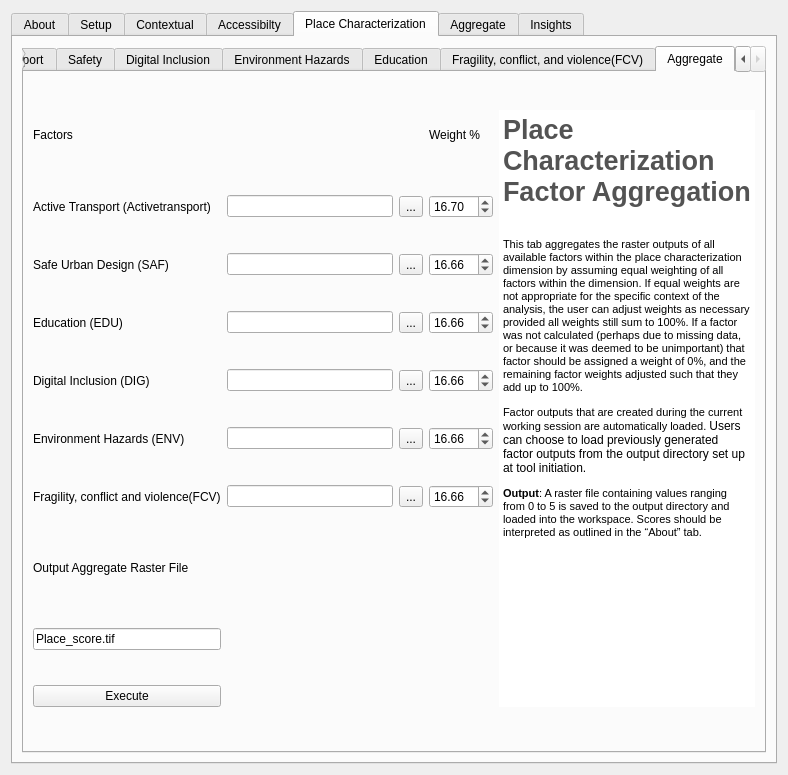
Above: gender_indicator_tool/gender_indicator_tool_dialog_base.ui from worldbank/GEEST before the change. Below: the same form after it.
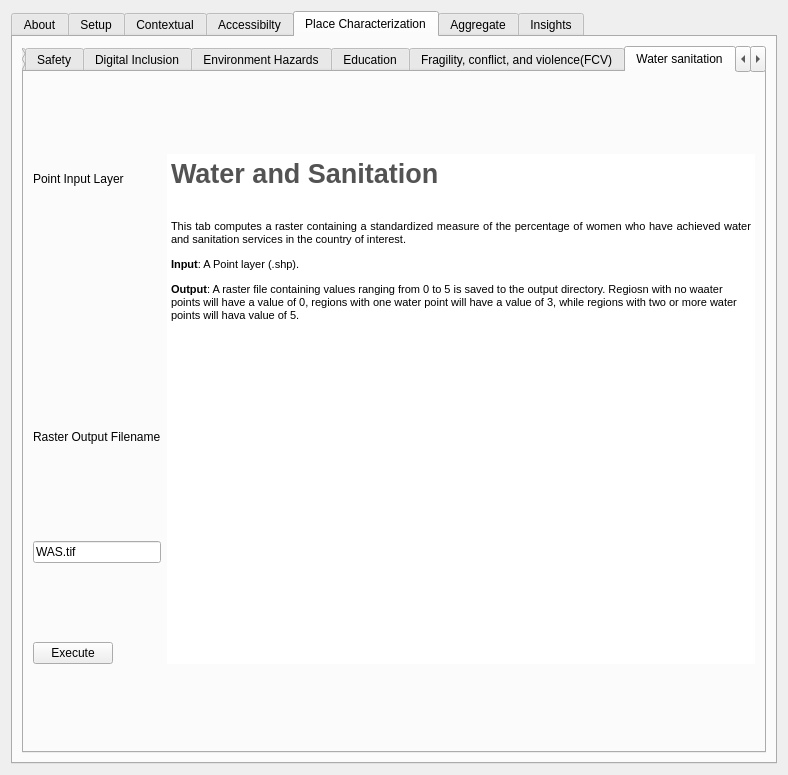
That is the form after the change. The open tabs and pages were chosen to show the change. Custom widgets are drawn as their Qt base class.

Commit message: Added Water and Sanitation factor

Diff of the .ui file:
```diff
--- a/gender_indicator_tool/gender_indicator_tool_dialog_base.ui
+++ b/gender_indicator_tool/gender_indicator_tool_dialog_base.ui
@@ -2972,6 +2972,118 @@
            </item>
           </layout>
          </widget>
+         <widget class="QWidget" name="tab_4">
+          <attribute name="title">
+           <string>Water sanitation</string>
+          </attribute>
+          <layout class="QGridLayout" name="gridLayout_29">
+           <item row="0" column="0" colspan="2">
+            <widget class="QLabel" name="label_89">
+             <property name="maximumSize">
+              <size>
+               <width>16777215</width>
+               <height>50</height>
+              </size>
+             </property>
+             <property name="text">
+              <string>Point Input Layer</string>
+             </property>
+            </widget>
+           </item>
+           <item row="0" column="2" rowspan="5">
+            <widget class="QTextEdit" name="textEdit_48">
+             <property name="enabled">
+              <bool>true</bool>
+             </property>
+             <property name="maximumSize">
+              <size>
+               <width>1000</width>
+               <height>1000</height>
+              </size>
+             </property>
+             <property name="frameShape">
+              <enum>QFrame::NoFrame</enum>
+             </property>
+             <property name="readOnly">
+              <bool>true</bool>
+             </property>
+             <property name="html">
+              <string>&lt;!DOCTYPE HTML PUBLIC &quot;-//W3C//DTD HTML 4.0//EN&quot; &quot;http://www.w3.org/TR/REC-html40/strict.dtd&quot;&gt;
+&lt;html&gt;&lt;head&gt;&lt;meta name=&quot;qrichtext&quot; content=&quot;1&quot; /&gt;&lt;style type=&quot;text/css&quot;&gt;
+p, li { white-space: pre-wrap; }
+&lt;/style&gt;&lt;/head&gt;&lt;body style=&quot; font-family:'Noto Sans'; font-size:10pt; font-weight:400; font-style:normal;&quot;&gt;
+&lt;p align=&quot;justify&quot; style=&quot; margin-top:0px; margin-bottom:0px; margin-left:0px; margin-right:0px; -qt-block-indent:0; text-indent:0px;&quot;&gt;&lt;span style=&quot; font-family:'MS Shell Dlg 2'; font-size:20pt; font-weight:600; color:#535353;&quot;&gt;Water and Sanitation&lt;/span&gt;&lt;/p&gt;
+&lt;p align=&quot;justify&quot; style=&quot;-qt-paragraph-type:empty; margin-top:0px; margin-bottom:0px; margin-left:0px; margin-right:0px; -qt-block-indent:0; text-indent:0px; font-family:'MS Shell Dlg 2'; font-size:20pt; font-weight:600; color:#535353;&quot;&gt;&lt;br /&gt;&lt;/p&gt;
+&lt;p align=&quot;justify&quot; style=&quot; margin-top:0px; margin-bottom:0px; margin-left:0px; margin-right:0px; -qt-block-indent:0; text-indent:0px;&quot;&gt;&lt;span style=&quot; font-family:'MS Shell Dlg 2'; font-size:8pt;&quot;&gt;This tab computes a raster containing a standardized measure of the percentage of women who have achieved water and sanitation services in the country of interest.   &lt;/span&gt;&lt;/p&gt;
+&lt;p style=&quot; margin-top:12px; margin-bottom:12px; margin-left:0px; margin-right:0px; -qt-block-indent:0; text-indent:0px;&quot;&gt;&lt;a name=&quot;_Hlk146891458&quot;&gt;&lt;/a&gt;&lt;span style=&quot; font-family:'MS Shell Dlg 2'; font-size:8pt; font-weight:600;&quot;&gt;I&lt;/span&gt;&lt;span style=&quot; font-family:'MS Shell Dlg 2'; font-size:8pt; font-weight:600;&quot;&gt;nput&lt;/span&gt;&lt;span style=&quot; font-family:'MS Shell Dlg 2'; font-size:8pt;&quot;&gt;: A Point layer (.shp).&lt;/span&gt;&lt;/p&gt;
+&lt;p style=&quot; margin-top:12px; margin-bottom:12px; margin-left:0px; margin-right:0px; -qt-block-indent:0; text-indent:0px;&quot;&gt;&lt;span style=&quot; font-family:'MS Shell Dlg 2'; font-size:8pt; font-weight:600;&quot;&gt;Output&lt;/span&gt;&lt;span style=&quot; font-family:'MS Shell Dlg 2'; font-size:8pt;&quot;&gt;: A raster file containing values ranging from 0 to 5 is saved to the output directory. Regiosn with no waater points will have a value of 0, regions with one water point will have a value of 3, while regions with two or more water points will hava value of 5.&lt;/span&gt;&lt;/p&gt;&lt;/body&gt;&lt;/html&gt;</string>
+             </property>
+            </widget>
+           </item>
+           <item row="1" column="0" colspan="2">
+            <widget class="QgsFileWidget" name="WAS_Input_Field" native="true">
+             <property name="sizePolicy">
+              <sizepolicy hsizetype="Preferred" vsizetype="Fixed">
+               <horstretch>0</horstretch>
+               <verstretch>0</verstretch>
+              </sizepolicy>
+             </property>
+             <property name="maximumSize">
+              <size>
+               <width>16777215</width>
+               <height>50</height>
+              </size>
+             </property>
+             <property name="toolTip">
+              <string>&lt;html&gt;&lt;head/&gt;&lt;body&gt;&lt;p&gt;&lt;span style=&quot; font-weight:600;&quot;&gt;Education Facility Point Layer&lt;/span&gt;&lt;/p&gt;&lt;/body&gt;&lt;/html&gt;</string>
+             </property>
+            </widget>
+           </item>
+           <item row="2" column="0" colspan="2">
+            <widget class="QLabel" name="label_91">
+             <property name="maximumSize">
+              <size>
+               <width>16777215</width>
+               <height>50</height>
+              </size>
+             </property>
+             <property name="text">
+              <string>Raster Output Filename</string>
+             </property>
+            </widget>
+           </item>
+           <item row="3" column="0" colspan="2">
+            <widget class="QgsFilterLineEdit" name="WAS_Output_Field">
+             <property name="toolTip">
+              <string>&lt;html&gt;&lt;head/&gt;&lt;body&gt;&lt;p&gt;&lt;span style=&quot; font-weight:600;&quot;&gt;Standardized Raster Output&lt;/span&gt;&lt;/p&gt;&lt;/body&gt;&lt;/html&gt;</string>
+             </property>
+             <property name="text">
+              <string>WAS.tif</string>
+             </property>
+             <property name="qgisRelation" stdset="0">
+              <string notr="true"/>
+             </property>
+            </widget>
+           </item>
+           <item row="4" column="0">
+            <widget class="QPushButton" name="WAS_Execute_PB">
+             <property name="toolTip">
+              <string>&lt;html&gt;&lt;head/&gt;&lt;body&gt;&lt;p&gt;&lt;span style=&quot; font-weight:600;&quot;&gt;Geoprocessiong Execution&lt;/span&gt;&lt;/p&gt;&lt;/body&gt;&lt;/html&gt;</string>
+             </property>
+             <property name="text">
+              <string>Execute</string>
+             </property>
+            </widget>
+           </item>
+           <item row="4" column="1">
+            <widget class="QLabel" name="WAS_status">
+             <property name="text">
+              <string/>
+             </property>
+            </widget>
+           </item>
+          </layout>
+         </widget>
          <widget class="QWidget" name="tab_30">
           <attribute name="title">
            <string>Aggregate</string>
@@ -3003,30 +3115,6 @@
              </property>
             </widget>
            </item>
-           <item row="0" column="4" rowspan="10">
-            <widget class="QTextEdit" name="textEdit_33">
-             <property name="enabled">
-              <bool>true</bool>
-             </property>
-             <property name="frameShape">
-              <enum>QFrame::NoFrame</enum>
-             </property>
-             <property name="readOnly">
-              <bool>true</bool>
-             </property>
-             <property name="html">
-              <string>&lt;!DOCTYPE HTML PUBLIC &quot;-//W3C//DTD HTML 4.0//EN&quot; &quot;http://www.w3.org/TR/REC-html40/strict.dtd&quot;&gt;
-&lt;html&gt;&lt;head&gt;&lt;meta name=&quot;qrichtext&quot; content=&quot;1&quot; /&gt;&lt;style type=&quot;text/css&quot;&gt;
-p, li { white-space: pre-wrap; }
-&lt;/style&gt;&lt;/head&gt;&lt;body style=&quot; font-family:'MS Shell Dlg 2'; font-size:8.25pt; font-weight:400; font-style:normal;&quot;&gt;
-&lt;p style=&quot; margin-top:0px; margin-bottom:0px; margin-left:0px; margin-right:0px; -qt-block-indent:0; text-indent:0px;&quot;&gt;&lt;span style=&quot; font-size:20pt; font-weight:600; color:#535353;&quot;&gt;Place Characterization Factor Aggregation &lt;/span&gt;&lt;/p&gt;
-&lt;p style=&quot;-qt-paragraph-type:empty; margin-top:0px; margin-bottom:0px; margin-left:0px; margin-right:0px; -qt-block-indent:0; text-indent:0px; font-size:20pt; font-weight:600; color:#535353;&quot;&gt;&lt;br /&gt;&lt;/p&gt;
-&lt;p style=&quot; margin-top:0px; margin-bottom:0px; margin-left:0px; margin-right:0px; -qt-block-indent:0; text-indent:0px;&quot;&gt;&lt;span style=&quot; font-size:8pt;&quot;&gt;This tab aggregates the raster outputs of all available factors within the place characterization dimension by assuming equal weighting of all factors within the dimension. If equal weights are not appropriate for the specific context of the analysis, the user can adjust weights as necessary provided all weights still sum to 100%. If a factor was not calculated (perhaps due to missing data, or because it was deemed to be unimportant) that factor should be assigned a weight of 0%, and the remaining factor weights adjusted such that they add up to 100%. &lt;/span&gt;&lt;/p&gt;
-&lt;p style=&quot; margin-top:12px; margin-bottom:12px; margin-left:0px; margin-right:0px; -qt-block-indent:0; text-indent:0px;&quot;&gt;&lt;span style=&quot; font-size:8pt;&quot;&gt;Factor outputs that are created during the current working session are automatically loaded. &lt;/span&gt;&lt;span style=&quot; font-family:'Calibri','sans-serif'; font-size:9pt;&quot;&gt;Users can choose to load previously generated factor outputs from the output directory set up at tool initiation.&lt;/span&gt;&lt;span style=&quot; font-size:9pt;&quot;&gt; &lt;/span&gt;&lt;/p&gt;
-&lt;p style=&quot; margin-top:12px; margin-bottom:12px; margin-left:0px; margin-right:0px; -qt-block-indent:0; text-indent:0px;&quot;&gt;&lt;span style=&quot; font-family:'Calibri','sans-serif'; font-size:8pt; font-weight:600;&quot;&gt;Output&lt;/span&gt;&lt;span style=&quot; font-family:'Calibri','sans-serif'; font-size:8pt;&quot;&gt;: &lt;/span&gt;&lt;span style=&quot; font-size:8pt;&quot;&gt;A raster file containing values ranging from 0 to 5 is saved to the output directory and loaded into the workspace. Scores should be interpreted as outlined in the “About” tab.&lt;/span&gt;&lt;span style=&quot; font-size:7.8pt;&quot;&gt; &lt;/span&gt;&lt;/p&gt;&lt;/body&gt;&lt;/html&gt;</string>
-             </property>
-            </widget>
-           </item>
            <item row="1" column="0">
             <widget class="QLabel" name="label_101">
              <property name="text">
@@ -3054,7 +3142,7 @@
               <double>100.000000000000000</double>
              </property>
              <property name="value">
-              <double>16.699999999999999</double>
+              <double>14.300000000000001</double>
              </property>
             </widget>
            </item>
@@ -3085,7 +3173,7 @@
               <double>100.000000000000000</double>
              </property>
              <property name="value">
-              <double>16.660000000000000</double>
+              <double>14.300000000000001</double>
              </property>
             </widget>
            </item>
@@ -3116,7 +3204,7 @@
               <double>100.000000000000000</double>
              </property>
              <property name="value">
-              <double>16.660000000000000</double>
+              <double>14.300000000000001</double>
              </property>
             </widget>
            </item>
@@ -3147,7 +3235,7 @@
               <double>100.000000000000000</double>
              </property>
              <property name="value">
-              <double>16.660000000000000</double>
+              <double>14.300000000000001</double>
              </property>
             </widget>
            </item>
@@ -3178,14 +3266,14 @@
               <double>100.000000000000000</double>
              </property>
              <property name="value">
-              <double>16.660000000000000</double>
+              <double>14.300000000000001</double>
              </property>
             </widget>
            </item>
            <item row="6" column="0">
             <widget class="QLabel" name="label_151">
              <property name="text">
-              <string>Fragility, conflict and violence(FCV)</string>
+              <string>Fragility, conflict and violence (FCV)</string>
              </property>
             </widget>
            </item>
@@ -3209,11 +3297,45 @@
               <double>100.000000000000000</double>
              </property>
              <property name="value">
-              <double>16.660000000000000</double>
+              <double>14.300000000000001</double>
              </property>
             </widget>
            </item>
-           <item row="7" column="0" colspan="2">
+           <item row="7" column="0">
+            <widget class="QLabel" name="label_154">
+             <property name="text">
+              <string>Water and Sanitation (WAS)</string>
+             </property>
+            </widget>
+           </item>
+           <item row="7" column="1">
+            <widget class="QgsFilterLineEdit" name="WAS_Aggregate_Field">
+             <property name="text">
+              <string/>
+             </property>
+             <property name="qgisRelation" stdset="0">
+              <string notr="true"/>
+             </property>
+            </widget>
+           </item>
+           <item row="7" column="2">
+            <widget class="QToolButton" name="WAS_Aggregate_TB">
+             <property name="text">
+              <string>...</string>
+             </property>
+            </widget>
+           </item>
+           <item row="7" column="3">
+            <widget class="QDoubleSpinBox" name="WAS_Aggregate_SB">
+             <property name="maximum">
+              <double>100.000000000000000</double>
+             </property>
+             <property name="value">
+              <double>14.199999999999999</double>
+             </property>
+            </widget>
+           </item>
+           <item row="8" column="0">
             <widget class="QLabel" name="label_98">
              <property name="maximumSize">
               <size>
@@ -3226,7 +3348,7 @@
              </property>
             </widget>
            </item>
-           <item row="8" column="0">
+           <item row="9" column="0">
             <widget class="QgsFilterLineEdit" name="PlaceCharacterization_AggregateOutput_Field">
              <property name="text">
               <string>Place_score.tif</string>
@@ -3236,7 +3358,7 @@
              </property>
             </widget>
            </item>
-           <item row="9" column="0">
+           <item row="10" column="0">
             <widget class="QPushButton" name="PlaceCharacterization_AggregateExecute_PB">
              <property name="text">
               <string>Execute</string>
@@ -3250,6 +3372,30 @@
              </property>
             </widget>
            </item>
+           <item row="0" column="4" rowspan="11">
+            <widget class="QTextEdit" name="textEdit_33">
+             <property name="enabled">
+              <bool>true</bool>
+             </property>
+             <property name="frameShape">
+              <enum>QFrame::NoFrame</enum>
+             </property>
+             <property name="readOnly">
+              <bool>true</bool>
+             </property>
+             <property name="html">
+              <string>&lt;!DOCTYPE HTML PUBLIC &quot;-//W3C//DTD HTML 4.0//EN&quot; &quot;http://www.w3.org/TR/REC-html40/strict.dtd&quot;&gt;
+&lt;html&gt;&lt;head&gt;&lt;meta name=&quot;qrichtext&quot; content=&quot;1&quot; /&gt;&lt;style type=&quot;text/css&quot;&gt;
+p, li { white-space: pre-wrap; }
+&lt;/style&gt;&lt;/head&gt;&lt;body style=&quot; font-family:'Noto Sans'; font-size:10pt; font-weight:400; font-style:normal;&quot;&gt;
+&lt;p style=&quot; margin-top:0px; margin-bottom:0px; margin-left:0px; margin-right:0px; -qt-block-indent:0; text-indent:0px;&quot;&gt;&lt;span style=&quot; font-family:'MS Shell Dlg 2'; font-size:20pt; font-weight:600; color:#535353;&quot;&gt;Place Characterization Factor Aggregation &lt;/span&gt;&lt;/p&gt;
+&lt;p style=&quot;-qt-paragraph-type:empty; margin-top:0px; margin-bottom:0px; margin-left:0px; margin-right:0px; -qt-block-indent:0; text-indent:0px; font-family:'MS Shell Dlg 2'; font-size:20pt; font-weight:600; color:#535353;&quot;&gt;&lt;br /&gt;&lt;/p&gt;
+&lt;p style=&quot; margin-top:0px; margin-bottom:0px; margin-left:0px; margin-right:0px; -qt-block-indent:0; text-indent:0px;&quot;&gt;&lt;span style=&quot; font-family:'MS Shell Dlg 2'; font-size:8pt;&quot;&gt;This tab aggregates the raster outputs of all available factors within the place characterization dimension by assuming equal weighting of all factors within the dimension. If equal weights are not appropriate for the specific context of the analysis, the user can adjust weights as necessary provided all weights still sum to 100%. If a factor was not calculated (perhaps due to missing data, or because it was deemed to be unimportant) that factor should be assigned a weight of 0%, and the remaining factor weights adjusted such that they add up to 100%. &lt;/span&gt;&lt;/p&gt;
+&lt;p style=&quot; margin-top:12px; margin-bottom:12px; margin-left:0px; margin-right:0px; -qt-block-indent:0; text-indent:0px;&quot;&gt;&lt;span style=&quot; font-family:'MS Shell Dlg 2'; font-size:8pt;&quot;&gt;Factor outputs that are created during the current working session are automatically loaded. &lt;/span&gt;&lt;span style=&quot; font-family:'Calibri','sans-serif'; font-size:9pt;&quot;&gt;Users can choose to load previously generated factor outputs from the output directory set up at tool initiation.&lt;/span&gt;&lt;span style=&quot; font-family:'MS Shell Dlg 2'; font-size:9pt;&quot;&gt; &lt;/span&gt;&lt;/p&gt;
+&lt;p style=&quot; margin-top:12px; margin-bottom:12px; margin-left:0px; margin-right:0px; -qt-block-indent:0; text-indent:0px;&quot;&gt;&lt;span style=&quot; font-family:'Calibri','sans-serif'; font-size:8pt; font-weight:600;&quot;&gt;Output&lt;/span&gt;&lt;span style=&quot; font-family:'Calibri','sans-serif'; font-size:8pt;&quot;&gt;: &lt;/span&gt;&lt;span style=&quot; font-family:'MS Shell Dlg 2'; font-size:8pt;&quot;&gt;A raster file containing values ranging from 0 to 5 is saved to the output directory and loaded into the workspace. Scores should be interpreted as outlined in the “About” tab.&lt;/span&gt;&lt;span style=&quot; font-family:'MS Shell Dlg 2'; font-size:7.8pt;&quot;&gt; &lt;/span&gt;&lt;/p&gt;&lt;/body&gt;&lt;/html&gt;</string>
+             </property>
+            </widget>
+           </item>
           </layout>
          </widget>
         </widget>
```
Left out of the diff: 825 changed lines with no effect on the pictures. The commit also changes 1 other file.
